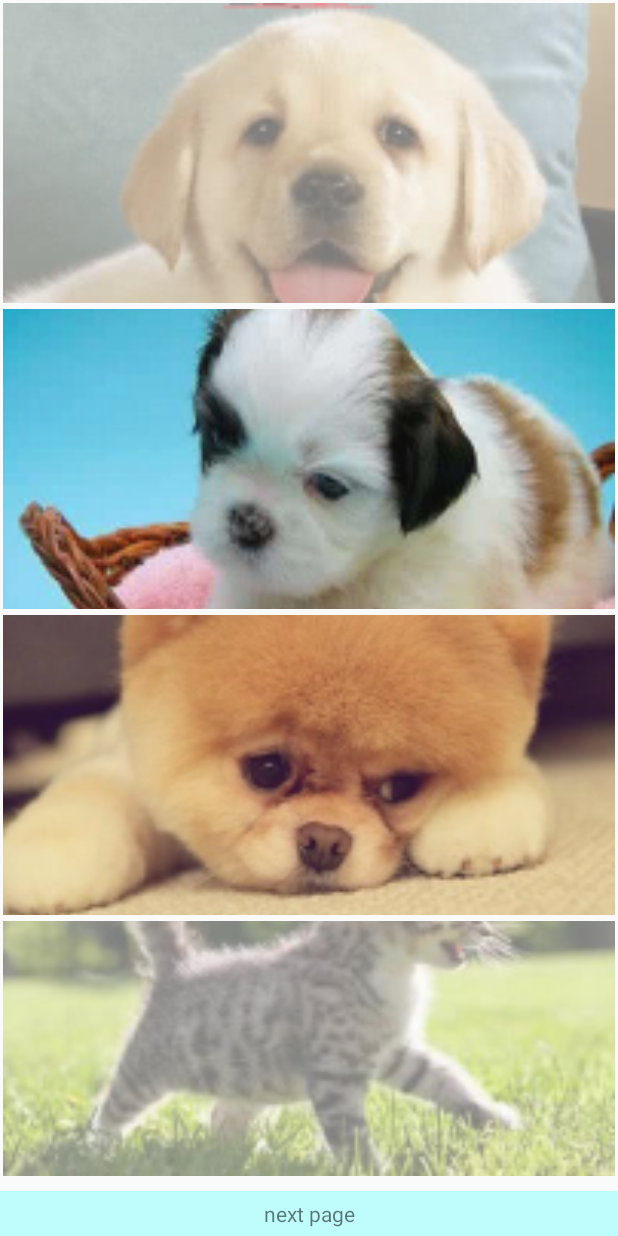
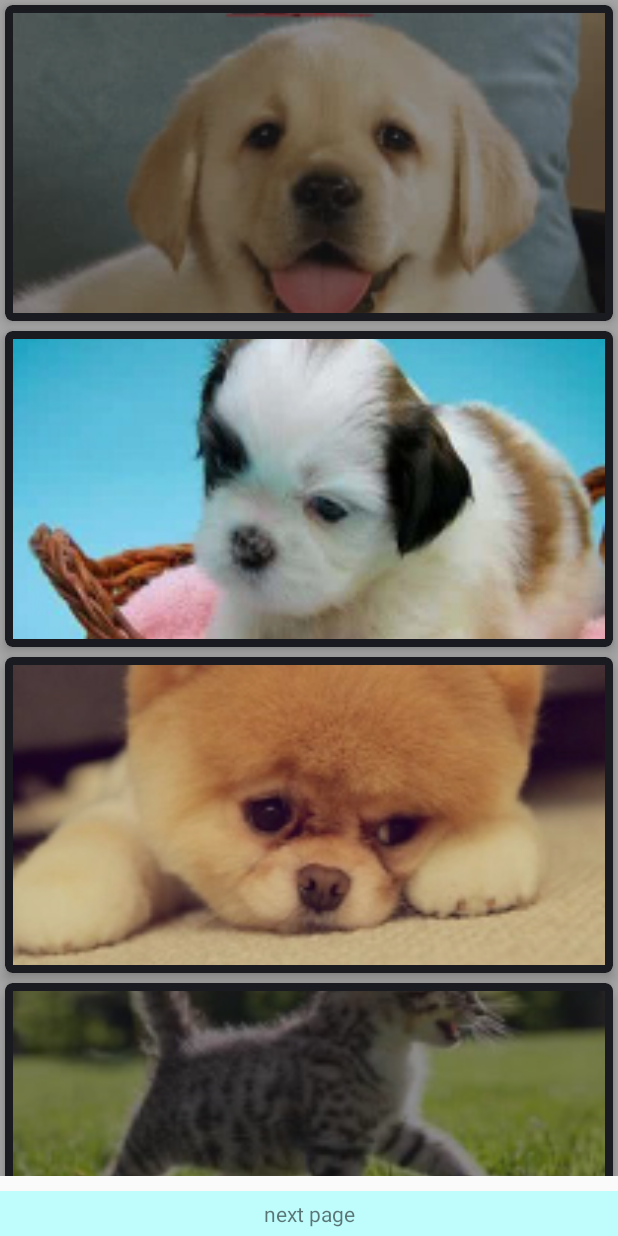
Before and after one commit to CysionLiu/SelfAdjointView, an Android app: the screen it shows after launch (MainActivity), on a phone screen of 412 x 824 dp. Run offline under Robolectric (Android 15) with nearby library versions, the phone set to English and light mode, and no system bars.

Commit message:
change launcher icon and some appearance

```diff
--- a/sample/build.gradle
+++ b/sample/build.gradle
@@ -28,5 +28,6 @@ dependencies {
     compile "com.android.support:design:${COMPILE_TOOLS}"
     compile "com.android.support:appcompat-v7:${COMPILE_TOOLS}"
     compile "com.android.support:recyclerview-v7:${COMPILE_TOOLS}"
+    compile "com.android.support:cardview-v7:${COMPILE_TOOLS}"
     compile project(':AdjointLib')
 }
--- a/sample/src/main/AndroidManifest.xml
+++ b/sample/src/main/AndroidManifest.xml
@@ -4,7 +4,7 @@
 
     <application
         android:allowBackup="true"
-        android:icon="@mipmap/ic_launcher"
+        android:icon="@mipmap/entry"
         android:label="@string/app_name"
         android:theme="@style/AppTheme">
         <activity android:name=".MainActivity">
--- a/sample/src/main/java/com/cysion/sample/MainActivity.java
+++ b/sample/src/main/java/com/cysion/sample/MainActivity.java
@@ -33,7 +33,8 @@ public class MainActivity extends AppCompatActivity {
         List<BaseData> spanlist = Provider.single().getSpans();
         BaseData hori = Provider.single().getHori1();
         BaseData hori2 = Provider.single().getHori2();
-        imgList.add(hori);
+//        imgList.add(hori);
+        imgList.addAll(spanlist);
         imgList.addAll(spanlist);
         imgList.add(hori2);
         mAdapter = new GlobalAdapter(this, imgList);
--- a/sample/src/main/java/com/cysion/sample/holder/SpanHolder.java
+++ b/sample/src/main/java/com/cysion/sample/holder/SpanHolder.java
@@ -41,7 +41,7 @@ public class SpanHolder extends BaseViewHolder {
     public void bindData(Activity aActivity, List<? extends BaseData> aDataList, int position) {
         SpanData baseData = (SpanData) aDataList.get(position);
         mImg.setImageResource(baseData.getResId());
-        mContent.setText(baseData.getContent());
+        mContent.setText(baseData.getTitle());
     }
 
 
--- a/sample/src/main/res/layout/activity_main.xml
+++ b/sample/src/main/res/layout/activity_main.xml
@@ -10,6 +10,7 @@
         android:id="@+id/recycler"
         android:layout_width="match_parent"
         android:layout_height="0dp"
+        android:background="#55000000"
         android:layout_weight="1">
 
     </android.support.v7.widget.RecyclerView>
--- a/sample/src/main/res/layout/holder_img.xml
+++ b/sample/src/main/res/layout/holder_img.xml
@@ -1,12 +1,19 @@
 <?xml version="1.0" encoding="utf-8"?>
 
+<android.support.v7.widget.CardView
+    xmlns:android="http://schemas.android.com/apk/res/android"
+    xmlns:card="http://schemas.android.com/apk/res-auto"
+    android:layout_width="match_parent"
+    android:layout_height="wrap_content"
+    card:cardCornerRadius="5dp"
+    card:cardElevation="5dp"
+    android:layout_margin="3dp"
+    >
 <com.cysion.adjointlib.view.AdjointContainer
-    xmlns:android="http://schemas.android.com/apk/res/android"
     android:id="@+id/container"
-    android:background="@color/colorAccent"
     android:layout_width="match_parent"
     android:layout_height="200dp"
-    android:layout_margin="2dp">
+    android:layout_margin="5dp">
 
     <com.cysion.adjointlib.view.AdjointImageView
         android:id="@+id/img_holder_img"
@@ -15,3 +22,5 @@
         android:adjustViewBounds="true"/>
 
 </com.cysion.adjointlib.view.AdjointContainer>
+
+</android.support.v7.widget.CardView>
```
Also changed, not shown: sample/src/main/res/layout/holder_span.xml (+11 -4 lines), sample/src/main/res/mipmap-xxhdpi/entry.jpg (added).
